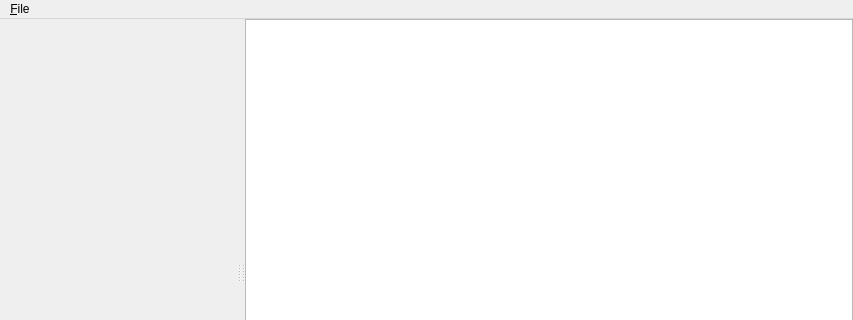
The window that mainwindow.ui (Serge45/GCodeViz) describes before a commit, drawn with Qt 5; both pictures show x 0 to 853 and y 0 to 320 of the 853 by 547 pixel window.
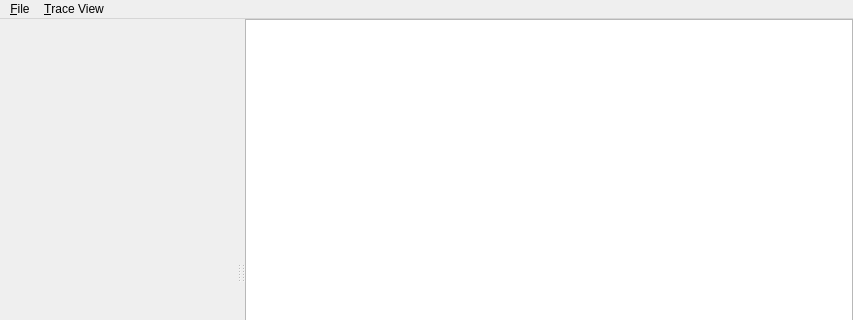
The same window after the commit. Custom widgets are drawn as their Qt base class.

Commit message: impl: add trace view controlling action to menu bar  - display currently loaded file path on title bar.

The edit to the form file:
```diff
--- a/mainwindow.ui
+++ b/mainwindow.ui
@@ -65,7 +65,13 @@
     <addaction name="separator"/>
     <addaction name="actionExit"/>
    </widget>
+   <widget class="QMenu" name="menuTraceView">
+    <property name="title">
+     <string>&amp;Trace View</string>
+    </property>
+   </widget>
    <addaction name="menu_File"/>
+   <addaction name="menuTraceView"/>
   </widget>
   <widget class="QStatusBar" name="statusBar"/>
   <action name="actionOpen">
```
The commit also changes 2 other files.
